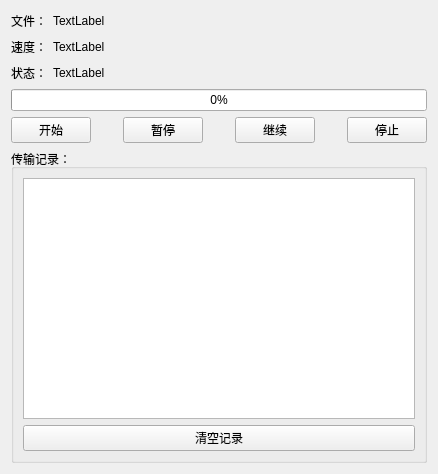
Old version of the form src/FileClient/FileTransfer/filetransferwidget.ui in the repository coldowl/QtFileTransfer.
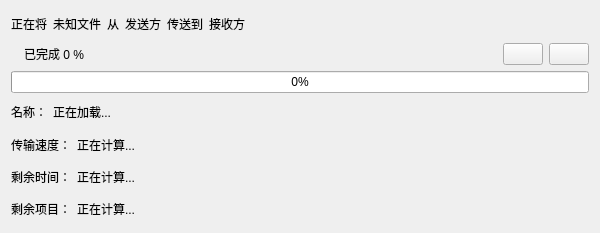
New version of the form.

What changed in the file:
```diff
--- a/src/FileClient/FileTransfer/filetransferwidget.ui
+++ b/src/FileClient/FileTransfer/filetransferwidget.ui
@@ -6,38 +6,66 @@
    <rect>
     <x>0</x>
     <y>0</y>
-    <width>438</width>
-    <height>474</height>
+    <width>600</width>
+    <height>233</height>
    </rect>
   </property>
   <property name="windowTitle">
    <string>Form</string>
   </property>
-  <layout class="QGridLayout" name="gridLayout_2">
+  <layout class="QGridLayout" name="gridLayout">
    <item row="0" column="0">
-    <layout class="QHBoxLayout" name="horizontalLayout_4">
+    <layout class="QHBoxLayout" name="horizontalLayout_5">
      <item>
-      <widget class="QLabel" name="label">
+      <widget class="QLabel" name="label_4">
        <property name="text">
-        <string>文件：</string>
+        <string>正在将</string>
        </property>
       </widget>
      </item>
      <item>
-      <widget class="QLabel" name="fileNameLabel">
+      <widget class="QLabel" name="fileNameLabel_2">
        <property name="text">
-        <string>TextLabel</string>
+        <string>未知文件</string>
        </property>
       </widget>
      </item>
      <item>
-      <spacer name="horizontalSpacer">
+      <widget class="QLabel" name="label_5">
+       <property name="text">
+        <string>从</string>
+       </property>
+      </widget>
+     </item>
+     <item>
+      <widget class="QLabel" name="senderLabel">
+       <property name="text">
+        <string>发送方</string>
+       </property>
+      </widget>
+     </item>
+     <item>
+      <widget class="QLabel" name="label_6">
+       <property name="text">
+        <string>传送到</string>
+       </property>
+      </widget>
+     </item>
+     <item>
+      <widget class="QLabel" name="receiverLabel">
+       <property name="text">
+        <string>接收方</string>
+       </property>
+      </widget>
+     </item>
+     <item>
+      <spacer name="horizontalSpacer_6">
        <property name="orientation">
         <enum>Qt::Horizontal</enum>
        </property>
        <property name="sizeHint" stdset="0">
         <size>
-         <width>40</width>
+         <width>78</width>
          <height>20</height>
         </size>
        </property>
@@ -46,68 +74,63 @@
     </layout>
    </item>
    <item row="1" column="0">
-    <layout class="QHBoxLayout" name="horizontalLayout_3">
+    <layout class="QHBoxLayout" name="horizontalLayout_6">
      <item>
-      <widget class="QLabel" name="label_2">
+      <widget class="QLabel" name="stateLabel">
+       <property name="enabled">
+        <bool>true</bool>
+       </property>
+       <property name="minimumSize">
+        <size>
+         <width>0</width>
+         <height>0</height>
+        </size>
+       </property>
+       <property name="lineWidth">
+        <number>1</number>
+       </property>
        <property name="text">
-        <string>速度：</string>
+        <string/>
        </property>
       </widget>
      </item>
      <item>
-      <widget class="QLabel" name="speedLabel">
+      <widget class="QLabel" name="stateLabel_2">
        <property name="text">
-        <string>TextLabel</string>
+        <string>已完成 0 %</string>
        </property>
       </widget>
      </item>
      <item>
-      <spacer name="horizontalSpacer_2">
+      <spacer name="horizontalSpacer_5">
        <property name="orientation">
         <enum>Qt::Horizontal</enum>
        </property>
        <property name="sizeHint" stdset="0">
         <size>
-         <width>40</width>
+         <width>270</width>
          <height>20</height>
         </size>
        </property>
       </spacer>
      </item>
+     <item>
+      <widget class="QPushButton" name="pcButton">
+       <property name="text">
+        <string/>
+       </property>
+      </widget>
+     </item>
+     <item>
+      <widget class="QPushButton" name="cancelButton">
+       <property name="text">
+        <string/>
+       </property>
+      </widget>
+     </item>
     </layout>
    </item>
    <item row="2" column="0">
-    <layout class="QHBoxLayout" name="horizontalLayout_2">
-     <item>
-      <widget class="QLabel" name="label_3">
-       <property name="text">
-        <string>状态：</string>
-       </property>
-      </widget>
-     </item>
-     <item>
-      <widget class="QLabel" name="statusLabel">
-       <property name="text">
-        <string>TextLabel</string>
-       </property>
-      </widget>
-     </item>
-     <item>
-      <spacer name="horizontalSpacer_3">
-       <property name="orientation">
-        <enum>Qt::Horizontal</enum>
-       </property>
-       <property name="sizeHint" stdset="0">
-        <size>
-         <width>40</width>
-         <height>20</height>
-        </size>
-       </property>
-      </spacer>
-     </item>
-    </layout>
-   </item>
-   <item row="3" column="0">
     <widget class="QProgressBar" name="progressBar">
      <property name="enabled">
       <bool>true</bool>
@@ -132,37 +155,24 @@
      </property>
     </widget>
    </item>
-   <item row="4" column="0">
+   <item row="3" column="0">
     <layout class="QHBoxLayout" name="horizontalLayout">
      <item>
-      <widget class="QPushButton" name="startButton">
+      <widget class="QLabel" name="label">
        <property name="text">
-        <string>开始</string>
+        <string>名称：</string>
        </property>
       </widget>
      </item>
      <item>
-      <spacer name="horizontalSpacer_4">
-       <property name="orientation">
-        <enum>Qt::Horizontal</enum>
-       </property>
-       <property name="sizeHint" stdset="0">
-        <size>
-         <width>40</width>
-         <height>20</height>
-        </size>
-       </property>
-      </spacer>
-     </item>
-     <item>
-      <widget class="QPushButton" name="pauseButton">
+      <widget class="QLabel" name="fileNameLabel">
        <property name="text">
-        <string>暂停</string>
+        <string>正在加载...                                                                                                    </string>
        </property>
       </widget>
      </item>
      <item>
-      <spacer name="horizontalSpacer_5">
+      <spacer name="horizontalSpacer_7">
        <property name="orientation">
         <enum>Qt::Horizontal</enum>
        </property>
@@ -174,15 +184,26 @@
        </property>
       </spacer>
      </item>
+    </layout>
+   </item>
+   <item row="4" column="0">
+    <layout class="QHBoxLayout" name="horizontalLayout_2">
      <item>
-      <widget class="QPushButton" name="resumeButton">
+      <widget class="QLabel" name="label_2">
        <property name="text">
-        <string>继续</string>
+        <string>传输速度：</string>
        </property>
       </widget>
      </item>
      <item>
-      <spacer name="horizontalSpacer_6">
+      <widget class="QLabel" name="speedLabel">
+       <property name="text">
+        <string>正在计算...                                                                                       </string>
+       </property>
+      </widget>
+     </item>
+     <item>
+      <spacer name="horizontalSpacer_8">
        <property name="orientation">
         <enum>Qt::Horizontal</enum>
        </property>
@@ -194,33 +215,69 @@
        </property>
       </spacer>
      </item>
-     <item>
-      <widget class="QPushButton" name="stopButton">
-       <property name="text">
-        <string>停止</string>
-       </property>
-      </widget>
-     </item>
     </layout>
    </item>
    <item row="5" column="0">
-    <widget class="QGroupBox" name="groupBox">
-     <property name="title">
-      <string>传输记录：</string>
-     </property>
-     <layout class="QGridLayout" name="gridLayout">
-      <item row="0" column="0">
-       <widget class="QListView" name="listView"/>
-      </item>
-      <item row="1" column="0">
-       <widget class="QPushButton" name="pushButton">
-        <property name="text">
-         <string>清空记录</string>
-        </property>
-       </widget>
-      </item>
-     </layout>
-    </widget>
+    <layout class="QHBoxLayout" name="horizontalLayout_3">
+     <item>
+      <widget class="QLabel" name="label_3">
+       <property name="text">
+        <string>剩余时间：</string>
+       </property>
+      </widget>
+     </item>
+     <item>
+      <widget class="QLabel" name="restTimeLabel">
+       <property name="text">
+        <string>正在计算...                                                                                             </string>
+       </property>
+      </widget>
+     </item>
+     <item>
+      <spacer name="horizontalSpacer_9">
+       <property name="orientation">
+        <enum>Qt::Horizontal</enum>
+       </property>
+       <property name="sizeHint" stdset="0">
+        <size>
+         <width>40</width>
+         <height>20</height>
+        </size>
+       </property>
+      </spacer>
+     </item>
+    </layout>
+   </item>
+   <item row="6" column="0">
+    <layout class="QHBoxLayout" name="horizontalLayout_4">
+     <item>
+      <widget class="QLabel" name="label_11">
+       <property name="text">
+        <string>剩余项目：</string>
+       </property>
+      </widget>
+     </item>
+     <item>
+      <widget class="QLabel" name="restFileLabel">
+       <property name="text">
+        <string>正在计算...                                                                                               </string>
+       </property>
+      </widget>
+     </item>
+     <item>
+      <spacer name="horizontalSpacer_10">
+       <property name="orientation">
+        <enum>Qt::Horizontal</enum>
+       </property>
+       <property name="sizeHint" stdset="0">
+        <size>
+         <width>40</width>
+         <height>20</height>
+        </size>
+       </property>
+      </spacer>
+     </item>
+    </layout>
    </item>
   </layout>
  </widget>
```
